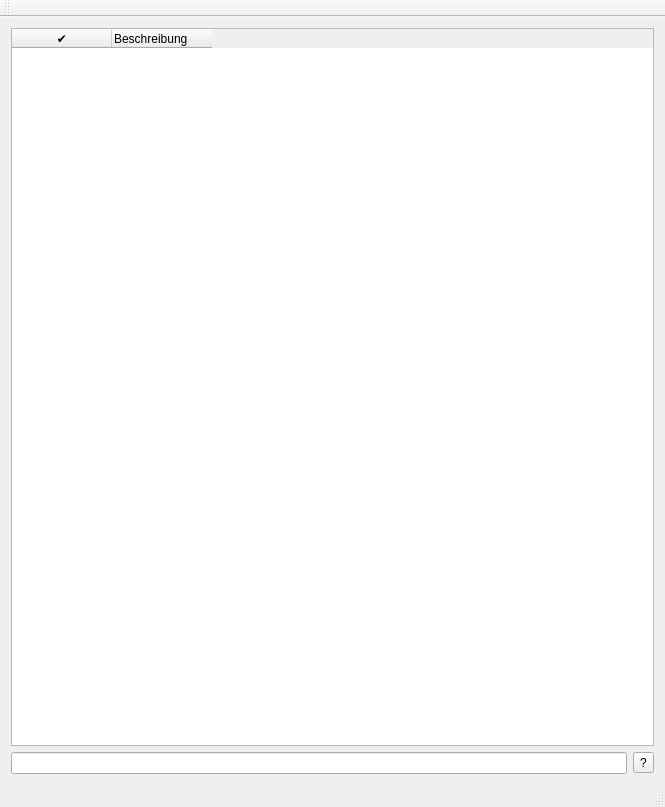
Old version of the form src/widgets/ui/mainwindow.ui in the repository choenig/tingy.
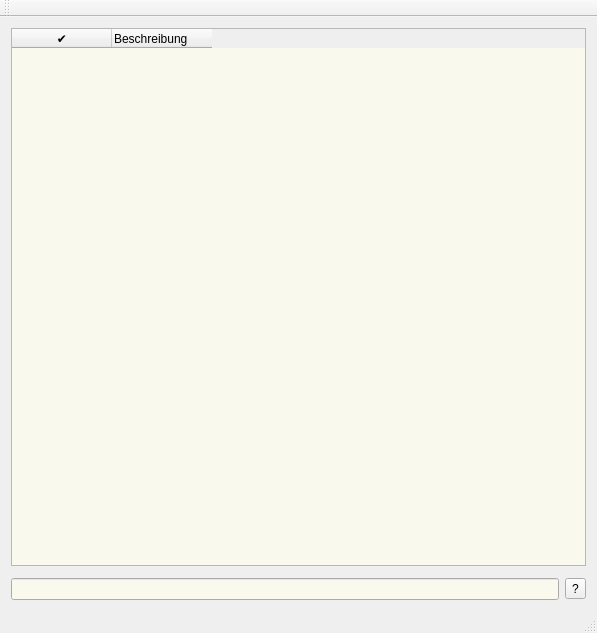
New version of the form. Custom widgets are drawn as their Qt base class.

Commit message: * implement new color scheme * added datebeam with drag'n'drop * enhanced task tree and items

```diff
--- a/src/widgets/ui/mainwindow.ui
+++ b/src/widgets/ui/mainwindow.ui
@@ -6,8 +6,8 @@
    <rect>
     <x>0</x>
     <y>0</y>
-    <width>665</width>
-    <height>807</height>
+    <width>597</width>
+    <height>633</height>
    </rect>
   </property>
   <property name="windowTitle">
@@ -15,10 +15,48 @@
   </property>
   <widget class="QWidget" name="centralWidget">
    <layout class="QGridLayout" name="gridLayout">
-    <item row="1" column="0" colspan="2">
-     <widget class="AutocompleteLineEdit" name="leAddTask"/>
+    <item row="2" column="0" colspan="2">
+     <widget class="AutocompleteLineEdit" name="leAddTask">
+      <property name="palette">
+       <palette>
+        <active>
+         <colorrole role="Base">
+          <brush brushstyle="SolidPattern">
+           <color alpha="255">
+            <red>249</red>
+            <green>250</green>
+            <blue>237</blue>
+           </color>
+          </brush>
+         </colorrole>
+        </active>
+        <inactive>
+         <colorrole role="Base">
+          <brush brushstyle="SolidPattern">
+           <color alpha="255">
+            <red>249</red>
+            <green>250</green>
+            <blue>237</blue>
+           </color>
+          </brush>
+         </colorrole>
+        </inactive>
+        <disabled>
+         <colorrole role="Base">
+          <brush brushstyle="SolidPattern">
+           <color alpha="255">
+            <red>244</red>
+            <green>244</green>
+            <blue>244</blue>
+           </color>
+          </brush>
+         </colorrole>
+        </disabled>
+       </palette>
+      </property>
+     </widget>
     </item>
-    <item row="1" column="2">
+    <item row="2" column="2">
      <widget class="QToolButton" name="pbAddTaskInfo">
       <property name="text">
        <string>?</string>
@@ -27,6 +65,43 @@
     </item>
     <item row="0" column="0" colspan="3">
      <widget class="TaskTree" name="taskTree">
+      <property name="palette">
+       <palette>
+        <active>
+         <colorrole role="Base">
+          <brush brushstyle="SolidPattern">
+           <color alpha="255">
+            <red>249</red>
+            <green>250</green>
+            <blue>237</blue>
+           </color>
+          </brush>
+         </colorrole>
+        </active>
+        <inactive>
+         <colorrole role="Base">
+          <brush brushstyle="SolidPattern">
+           <color alpha="255">
+            <red>249</red>
+            <green>250</green>
+            <blue>237</blue>
+           </color>
+          </brush>
+         </colorrole>
+        </inactive>
+        <disabled>
+         <colorrole role="Base">
+          <brush brushstyle="SolidPattern">
+           <color alpha="255">
+            <red>244</red>
+            <green>244</green>
+            <blue>244</blue>
+           </color>
+          </brush>
+         </colorrole>
+        </disabled>
+       </palette>
+      </property>
       <attribute name="headerStretchLastSection">
        <bool>false</bool>
       </attribute>
@@ -45,6 +120,9 @@
       </column>
      </widget>
     </item>
+    <item row="1" column="0" colspan="3">
+     <widget class="DateBeam" name="dateBeam" native="true"/>
+    </item>
    </layout>
   </widget>
   <widget class="QMenuBar" name="menuBar">
@@ -52,7 +130,7 @@
     <rect>
      <x>0</x>
      <y>0</y>
-     <width>665</width>
+     <width>597</width>
      <height>23</height>
     </rect>
    </property>
@@ -79,6 +157,12 @@
    <extends>QLineEdit</extends>
    <header location="global">widgets/autocompletelineedit.h</header>
   </customwidget>
+  <customwidget>
+   <class>DateBeam</class>
+   <extends>QWidget</extends>
+   <header location="global">widgets/datebeam.h</header>
+   <container>1</container>
+  </customwidget>
  </customwidgets>
  <resources/>
  <connections/>
```
The commit also changes 12 other files.
